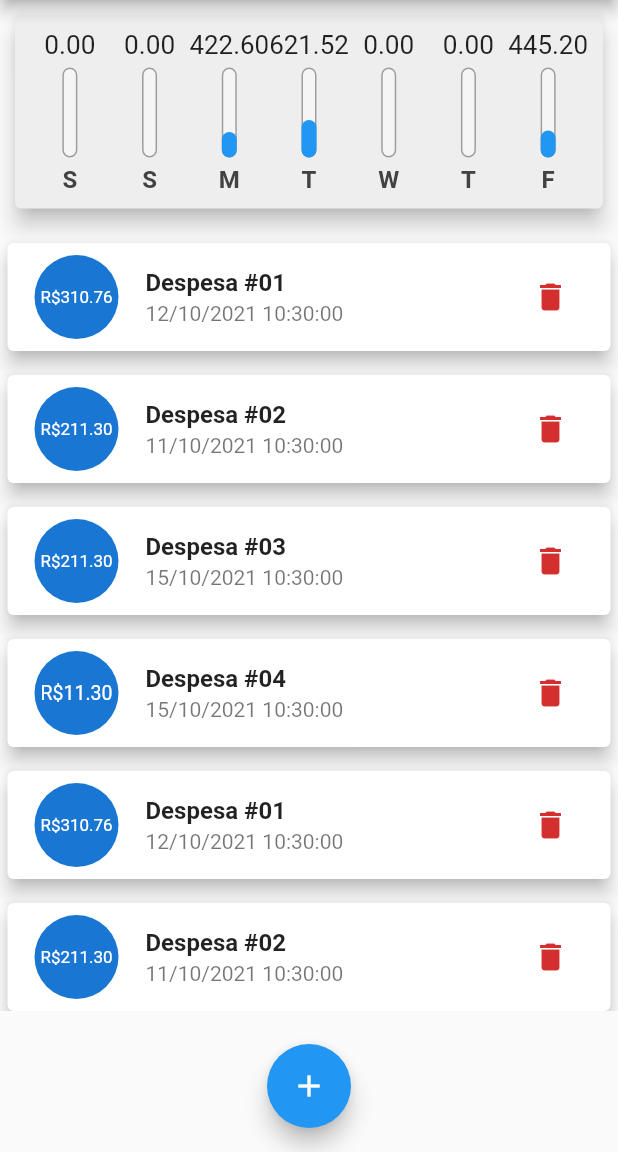
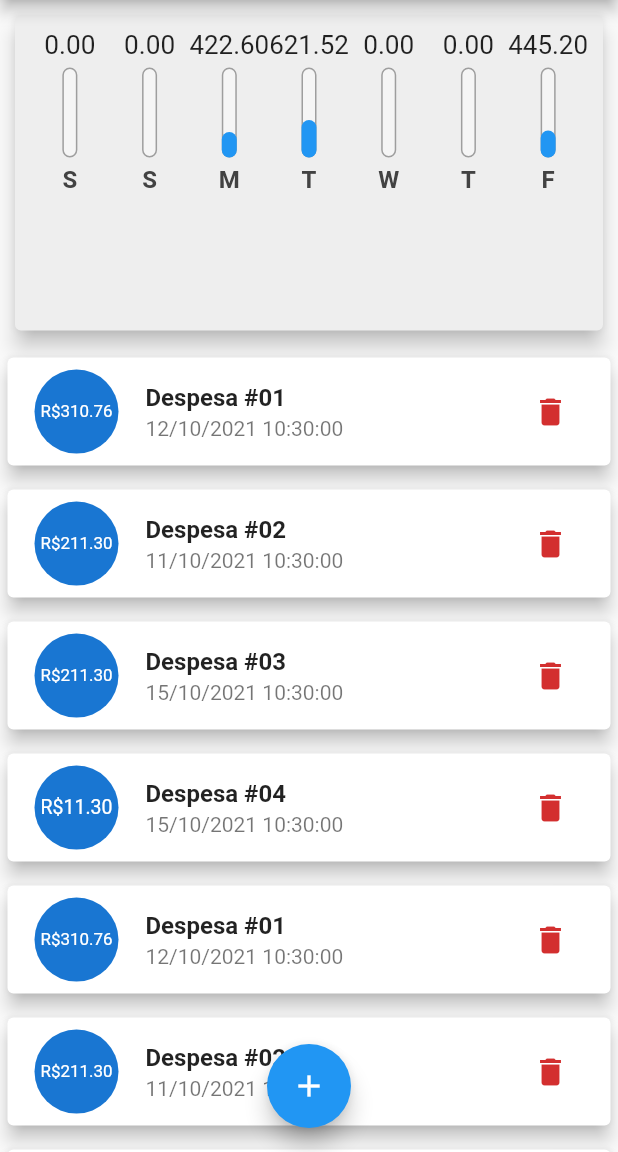
Before and after one commit to andersonribeirosi/expenses, a Flutter app: the screen it shows after launch, on a phone screen of 412 x 824 dp, the part 84-1236 px from its top. Run offline on Flutter 3.47's test engine with Material 2 defaults, Android fonts, the light colour scheme and no system bars.

Commit message:
Correção na altura do espaço disponivel para o conteudo da pagina

```diff
--- a/lib/main.dart
+++ b/lib/main.dart
@@ -49,15 +49,9 @@
         value: 211.30,
         date: DateTime.now().subtract(Duration(days: 4))),
     Transaction(
-        id: '3',
-        title: 'Despesa #03',
-        value: 211.30,
-        date: DateTime.now()),
+        id: '3', title: 'Despesa #03', value: 211.30, date: DateTime.now()),
     Transaction(
-        id: '4',
-        title: 'Despesa #04',
-        value: 11.30,
-        date: DateTime.now()),
+        id: '4', title: 'Despesa #04', value: 11.30, date: DateTime.now()),
     Transaction(
         id: '5',
         title: 'Despesa #01',
@@ -69,15 +63,9 @@
         value: 211.30,
         date: DateTime.now().subtract(Duration(days: 4))),
     Transaction(
-        id: '7',
-        title: 'Despesa #03',
-        value: 211.30,
-        date: DateTime.now()),
+        id: '7', title: 'Despesa #03', value: 211.30, date: DateTime.now()),
     Transaction(
-        id: '8',
-        title: 'Despesa #04',
-        value: 11.30,
-        date: DateTime.now()),
+        id: '8', title: 'Despesa #04', value: 11.30, date: DateTime.now()),
   ];
 
   List<Transaction> get _recentTransactions {
@@ -112,7 +100,7 @@
         });
   }
 
-  _removeTransaction(String id){
+  _removeTransaction(String id) {
     setState(() {
       _transactions.removeWhere((tr) => tr.id == id);
     });
@@ -120,24 +108,35 @@
 
   @override
   Widget build(BuildContext context) {
-    return Scaffold(
-        appBar: AppBar(
+
+    final appBar = AppBar(
       title: Text('Despesas pessoais'),
       actions: [
         IconButton(
             onPressed: () => _openModalTransaction(context),
             icon: Icon(Icons.add))
       ],
-        ),
+    );
+
+    final availableHeight = MediaQuery.of(context).size.height - appBar.preferredSize.height - MediaQuery.of(context).padding.top;
+
+    return Scaffold(
+        appBar: appBar,
         body: SingleChildScrollView(
           child: Column(
             crossAxisAlignment: CrossAxisAlignment.stretch,
             children: <Widget>[
               // SizedBox(height: 20),
               // FlexibleExpanded()
-              Chart(_recentTransactions),
-              SizedBox(height: 5),
-              TransactionList(_transactions, _removeTransaction),
+              Container(
+                height: availableHeight * 0.3,
+                child: Chart(_recentTransactions),
+              ),
+              // SizedBox(height: 5),
+              Container(
+                height: availableHeight * 0.7,
+                child: TransactionList(_transactions, _removeTransaction),
+              ),
             ],
           ),
         ),
```
Lines whose indentation alone changed are shown as unchanged.
